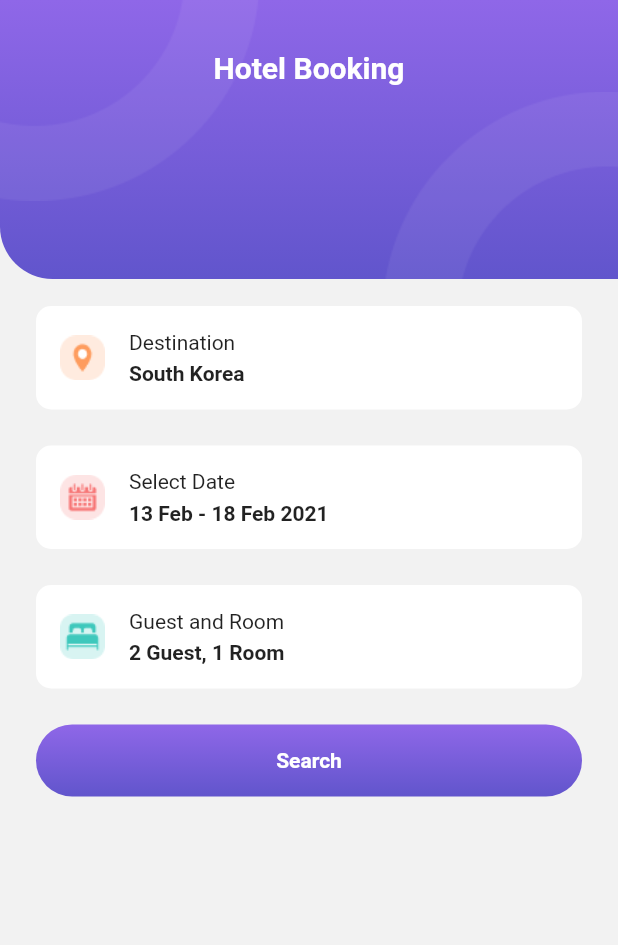
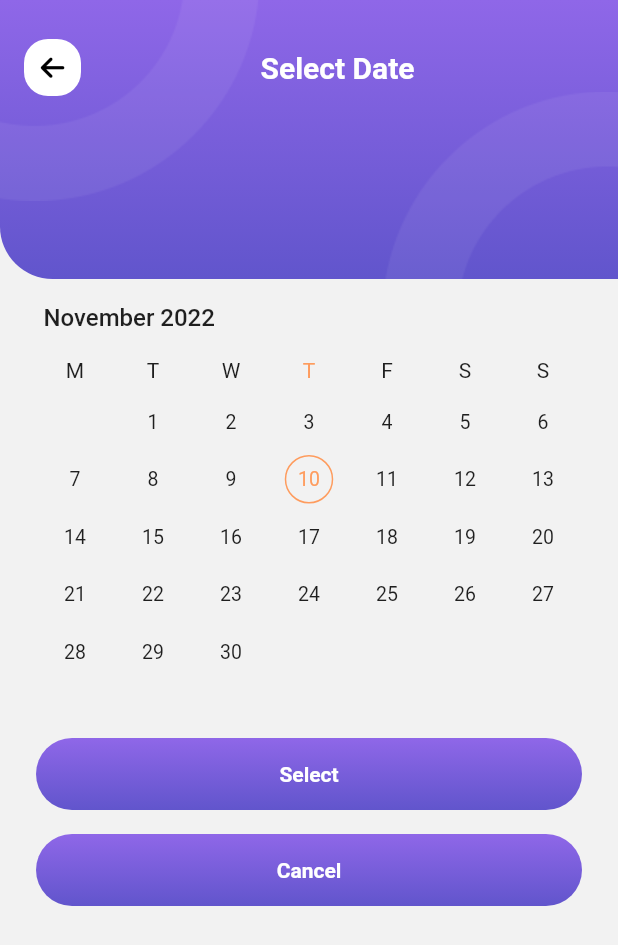
Before and after one commit to vfa-cuongtt/flutter_travel, a Flutter app: the HotelBookingScreen screen opened by its route, after a tap on "Select Date", on a phone screen of 412 x 824 dp. Shown: the top 945 px of the screen. Run offline on Flutter 3.47's test engine with Material 2 defaults, Android fonts, the phone set to English and light mode, and no system bars; drawn by our look-alikes of syncfusion_flutter_datepicker; our stand-ins replace font_awesome_flutter, hive_flutter, salomon_bottom_bar, smooth_page_indicator; accounts and stored records are empty.

Commit message:
Create Select date screen.

```diff
--- a/lib/representation/screens/hotel_booking_screen.dart
+++ b/lib/representation/screens/hotel_booking_screen.dart
@@ -1,4 +1,6 @@
 import 'package:flutter/material.dart';
+import 'package:travel_app/core/extensions/date_ext.dart';
+import 'package:travel_app/representation/screens/select_date_screen.dart';
 import '../../core/constants/dimension_contants.dart';
 import '../../core/helpers/asset_helper.dart';
 import '../widgets/app_bar_container.dart';
@@ -15,9 +17,11 @@ class HotelBookingScreen extends StatefulWidget {
 }
 
 class _HotelBookingScreenState extends State<HotelBookingScreen> {
+  String? dateSelected;
   @override
   Widget build(BuildContext context) {
     return AppBarContainerWidgets(
+      implementLeading: true,
       titleString: 'Hotel Booking',
       // Create list view
       child: SingleChildScrollView(
@@ -35,12 +39,27 @@ class _HotelBookingScreenState extends State<HotelBookingScreen> {
             SizedBox(
               height: kMediumPadding,
             ),
-            ItemBookingWidget(
-              icon: AssetHelper.iconCalendar,
-              title: 'Select Date',
-              description: '13 Feb - 18 Feb 2021',
-              onTap: () {},
-            ),
+
+            // * StatefulBuilder: only render ItemBookingWidget if dateSelected have data  */
+            StatefulBuilder(builder: (context, setState) {
+              return ItemBookingWidget(
+                icon: AssetHelper.iconCalendar,
+                title: 'Select Date',
+                description: dateSelected ?? '13 Feb - 18 Feb 2021',
+                onTap: () async {
+                  final result = await Navigator.of(context)
+                      .pushNamed(SelectDateScreen.routeName);
+
+                  // * Check result data has no null value */
+                  if (!(result as List<DateTime?>)
+                      .any((element) => element == null)) {
+                    dateSelected =
+                        '${result[0]?.getStartDate} - ${result[1]?.getEndDate}';
+                    setState(() {});
+                  }
+                },
+              );
+            }),
             SizedBox(
               height: kMediumPadding,
             ),
--- /dev/null
+++ b/lib/representation/screens/select_date_screen.dart
@@ -0,0 +1,62 @@
+import 'package:flutter/material.dart';
+import 'package:syncfusion_flutter_datepicker/datepicker.dart';
+import 'package:travel_app/core/constants/color_constants.dart';
+import 'package:travel_app/core/constants/dimension_contants.dart';
+import '../widgets/app_bar_container.dart';
+import '../widgets/button_widget.dart';
+
+class SelectDateScreen extends StatelessWidget {
+  static const String routeName = '/select_date_screen';
+  DateTime? rangeStartDate;
+  DateTime? rangeEndDate;
+
+  @override
+  Widget build(BuildContext context) {
+    return AppBarContainerWidgets(
+      implementLeading: true,
+      titleString: 'Select Date',
+      child: Column(
+        children: [
+          const SizedBox(
+            height: kMediumPadding * 1.5,
+          ),
+          SfDateRangePicker(
+            view: DateRangePickerView.month,
+            selectionMode: DateRangePickerSelectionMode.range,
+            monthViewSettings:
+                const DateRangePickerMonthViewSettings(firstDayOfWeek: 1),
+            selectionColor: ColorPalette.yellowColor,
+            startRangeSelectionColor: ColorPalette.yellowColor,
+            endRangeSelectionColor: ColorPalette.yellowColor,
+            rangeSelectionColor: ColorPalette.yellowColor.withOpacity(0.25),
+            todayHighlightColor: ColorPalette.yellowColor,
+            toggleDaySelection: true,
+            onSelectionChanged: (DateRangePickerSelectionChangedArgs args) {
+              if (args.value is PickerDateRange) {
+                rangeStartDate = args.value.startDate;
+                rangeEndDate = args.value.endDate;
+              } else {
+                rangeStartDate = null;
+                rangeEndDate = null;
+              }
+            },
+          ),
+          ButtonWidget(
+            title: 'Select',
+            onTap: () {
+              Navigator.of(context).pop([rangeStartDate, rangeEndDate]);
+            },
+          ),
+          const SizedBox(
+            height: kDefaultPadding,
+          ),
+          ButtonWidget(
+              title: 'Cancel',
+              onTap: () {
+                Navigator.of(context).pop([rangeStartDate, rangeEndDate]);
+              })
+        ],
+      ),
+    );
+  }
+}
--- a/lib/representation/widgets/app_bar_container.dart
+++ b/lib/representation/widgets/app_bar_container.dart
@@ -38,7 +38,11 @@ class AppBarContainerWidgets extends StatelessWidget {
                     children: [
                       // <-- Condition display icon Back -->
                       if (implementLeading)
-                        Container(
+                        GestureDetector(
+                          onTap: () {
+                            Navigator.of(context).pop();
+                          },
+                          child: Container(
                             decoration: const BoxDecoration(
                                 borderRadius: BorderRadius.all(
                                   Radius.circular(kDefaultPadding),
@@ -49,6 +53,7 @@ class AppBarContainerWidgets extends StatelessWidget {
                               FontAwesomeIcons.arrowLeft,
                               color: Colors.black,
                               size: kDefaultIconSize,
+                            ),
                           ),
                         ),
 
--- a/lib/routes.dart
+++ b/lib/routes.dart
@@ -3,6 +3,7 @@ import 'package:travel_app/representation/screens/hotel_booking_screen.dart';
 import 'package:travel_app/representation/screens/hotel_screen.dart';
 import 'package:travel_app/representation/screens/intro_screen.dart';
 import 'package:travel_app/representation/screens/main_app.dart';
+import 'package:travel_app/representation/screens/select_date_screen.dart';
 import 'package:travel_app/representation/screens/splash_screen.dart';
 
 final Map<String, WidgetBuilder> routes = {
@@ -11,4 +12,5 @@ final Map<String, WidgetBuilder> routes = {
   MainApp.routeName: (context) => const MainApp(),
   HotelScreen.routeName: (context) => const HotelScreen(),
   HotelBookingScreen.routeName: (context) => const HotelBookingScreen(),
+  SelectDateScreen.routeName: (context) => SelectDateScreen(),
 };
--- a/pubspec.yaml
+++ b/pubspec.yaml
@@ -38,6 +38,7 @@ dependencies:
   hive_flutter: ^1.1.0
   salomon_bottom_bar: ^3.3.1
   font_awesome_flutter: ^10.2.1
+  syncfusion_flutter_datepicker: ^19.4.56
 
 dev_dependencies:
   flutter_test:
```
Also changed, not shown: lib/core/extensions/date_ext.dart (added, +13 -0 lines), pubspec.lock. Lines whose indentation alone changed are shown as unchanged.
